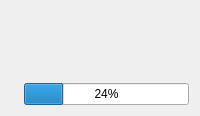
Qt form res/ItemWidget.ui (Ingener74/Mist-Tooth) before a commit.
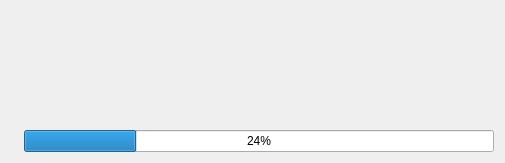
The same form after that commit.

Patch:
```diff
--- a/res/ItemWidget.ui
+++ b/res/ItemWidget.ui
@@ -6,8 +6,8 @@
    <rect>
     <x>0</x>
     <y>0</y>
-    <width>200</width>
-    <height>116</height>
+    <width>505</width>
+    <height>163</height>
    </rect>
   </property>
   <property name="windowTitle">
```
Left out of the diff: 9 changed lines with no effect on the pictures.
